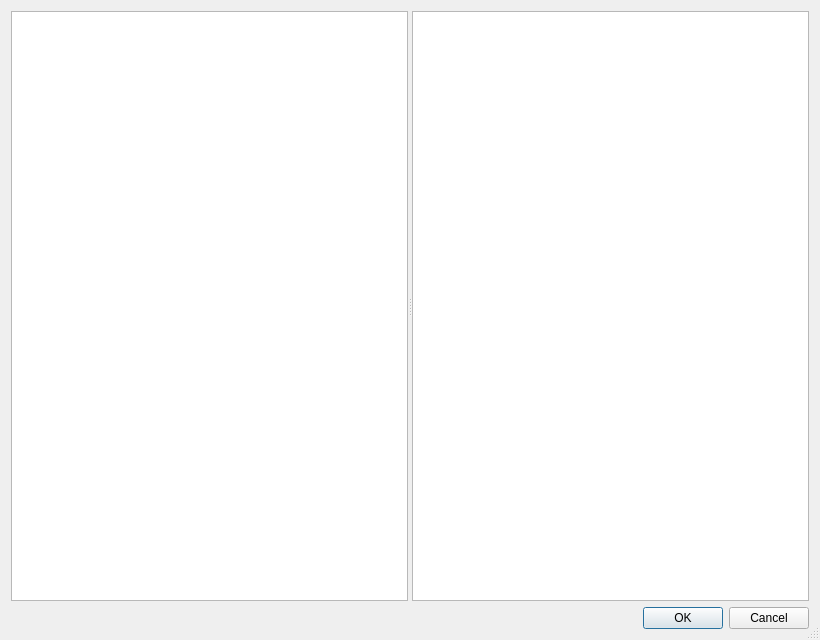
First picture: the form in forms/templatedialog.ui, repository xyzz/acquisition, before the edit.
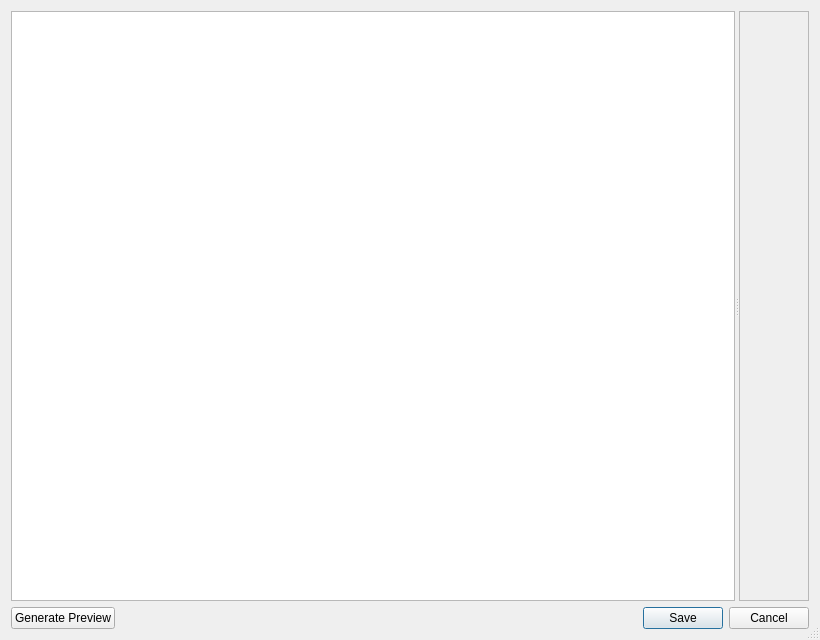
Second picture: the form after the edit.

Commit message: Improved upon the TemplateDialog dialog, it now shows the split that occurs in shops in the preview. Should fix #14 as you need to explicitly generate templates now instead of it being autogenerated.

Diff of the .ui file:
```diff
--- a/forms/templatedialog.ui
+++ b/forms/templatedialog.ui
@@ -28,19 +28,74 @@
      <property name="orientation">
       <enum>Qt::Horizontal</enum>
      </property>
-     <widget class="QPlainTextEdit" name="plainTextEdit"/>
-     <widget class="QTextBrowser" name="textBrowser"/>
+     <widget class="QPlainTextEdit" name="plainTextEdit">
+      <property name="sizePolicy">
+       <sizepolicy hsizetype="Expanding" vsizetype="Expanding">
+        <horstretch>0</horstretch>
+        <verstretch>0</verstretch>
+       </sizepolicy>
+      </property>
+      <property name="maximumSize">
+       <size>
+        <width>16777215</width>
+        <height>16777215</height>
+       </size>
+      </property>
+     </widget>
+     <widget class="QScrollArea" name="previewWidget">
+      <property name="horizontalScrollBarPolicy">
+       <enum>Qt::ScrollBarAlwaysOff</enum>
+      </property>
+      <property name="widgetResizable">
+       <bool>true</bool>
+      </property>
+      <widget class="QWidget" name="scrollAreaWidgetContents">
+       <property name="geometry">
+        <rect>
+         <x>0</x>
+         <y>0</y>
+         <width>252</width>
+         <height>306</height>
+        </rect>
+       </property>
+       <layout class="QVBoxLayout" name="previewWidgetLayout">
+        <property name="leftMargin">
+         <number>0</number>
+        </property>
+        <property name="topMargin">
+         <number>0</number>
+        </property>
+        <property name="rightMargin">
+         <number>0</number>
+        </property>
+        <property name="bottomMargin">
+         <number>0</number>
+        </property>
+       </layout>
+      </widget>
+     </widget>
     </widget>
    </item>
    <item>
-    <widget class="QDialogButtonBox" name="buttonBox">
-     <property name="orientation">
-      <enum>Qt::Horizontal</enum>
-     </property>
-     <property name="standardButtons">
-      <set>QDialogButtonBox::Cancel|QDialogButtonBox::Ok</set>
-     </property>
-    </widget>
+    <layout class="QHBoxLayout" name="horizontalLayout">
+     <item>
+      <widget class="QPushButton" name="generateButton">
+       <property name="text">
+        <string>Generate Preview</string>
+       </property>
+      </widget>
+     </item>
+     <item>
+      <widget class="QDialogButtonBox" name="buttonBox">
+       <property name="orientation">
+        <enum>Qt::Horizontal</enum>
+       </property>
+       <property name="standardButtons">
+        <set>QDialogButtonBox::Cancel|QDialogButtonBox::Save</set>
+       </property>
+      </widget>
+     </item>
+    </layout>
    </item>
   </layout>
  </widget>
```
The commit also changes 2 other files.
